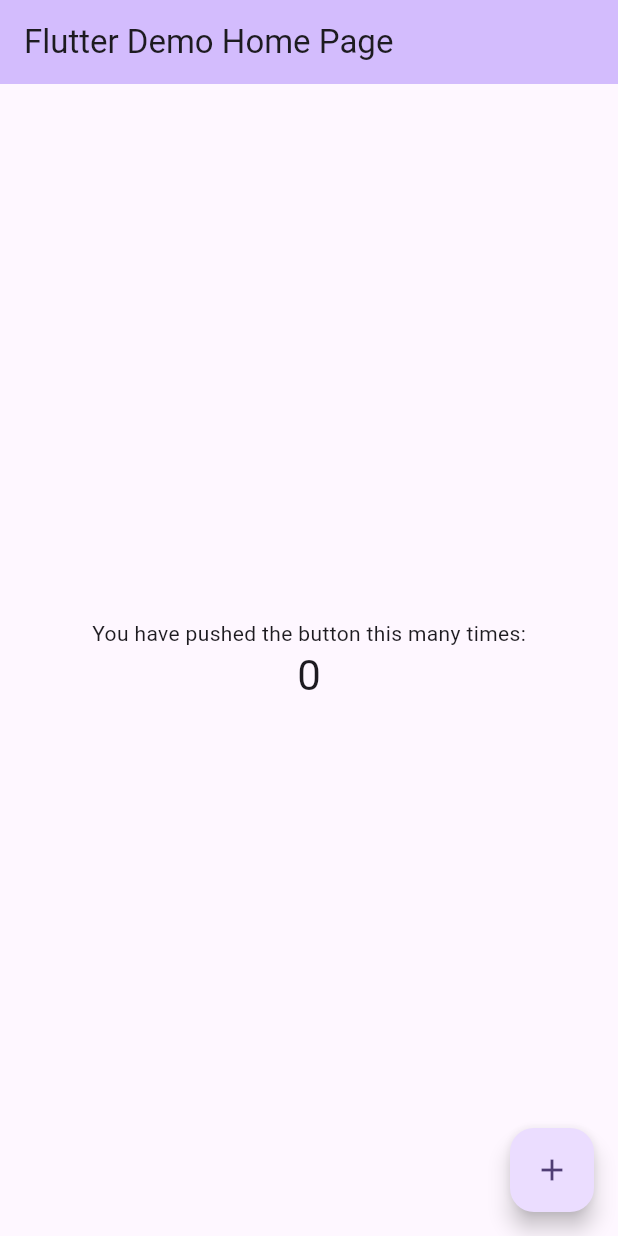
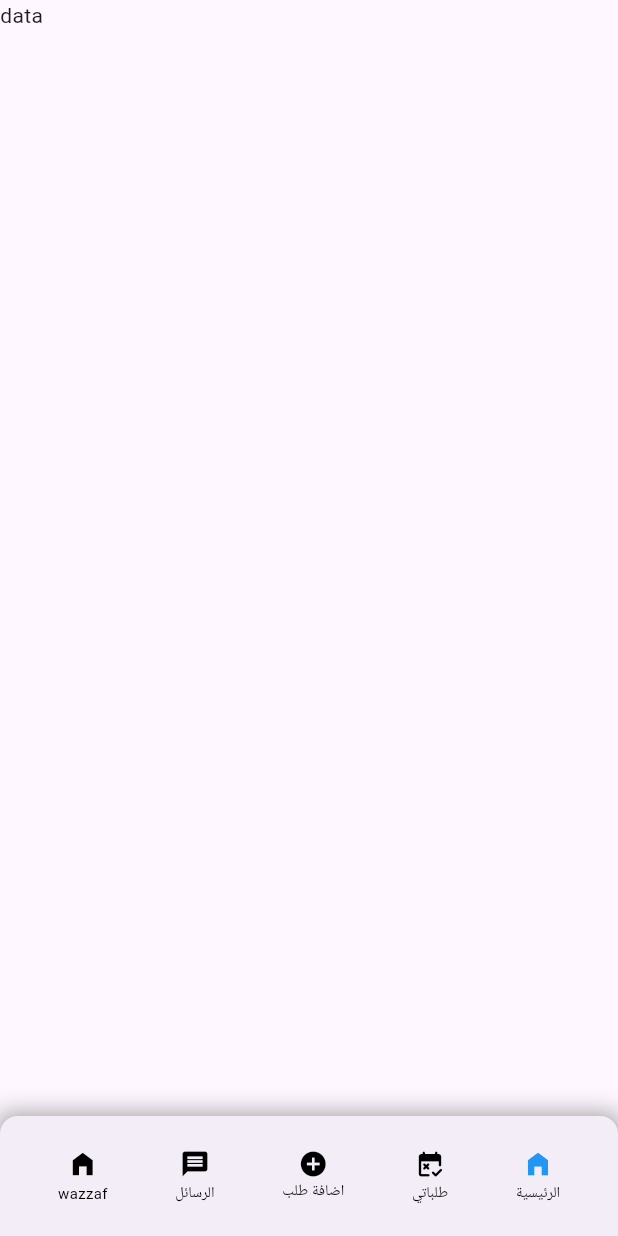
Before and after one commit to mohammedKhalifa1/wazzaf, a Flutter app: the screen it shows after launch, on a phone screen of 412 x 824 dp. Run offline on Flutter 3.47's test engine with Material 3 defaults, Android fonts, the light colour scheme and no system bars; our stand-ins replace get.

Commit message:
edit and add some packages

```diff
--- /dev/null
+++ b/wazzaf/lib/controller/home_page.dart
@@ -0,0 +1,28 @@
+import 'package:flutter/material.dart';
+import 'package:get/get.dart';
+import 'package:wazzaf/core/class/class_for_val/map_pages.dart';
+
+abstract class HomePage extends GetxController {
+  void changePage(int index);
+}
+
+class HomePageController extends HomePage {
+  int isSelected = 0;
+  List<MapPage> pages = [
+    MapPage(title: 'الرئيسية', icon: Icons.home_filled, route: () {}),
+    MapPage(
+      title: 'طلباتي',
+      icon: Icons.free_cancellation_rounded,
+      route: () {},
+    ),
+    MapPage(title: 'اضافة طلب', icon: Icons.add_circle_sharp, route: () {}),
+    MapPage(title: 'الرسائل', icon: Icons.message, route: () {}),
+    MapPage(title: 'wazzaf', icon: Icons.home_filled, route: () {}),
+  ];
+
+  @override
+  void changePage(int index) {
+    isSelected = index;
+    update();
+  }
+}
--- /dev/null
+++ b/wazzaf/lib/core/binding/home_binding.dart
@@ -0,0 +1,9 @@
+import 'package:get/get.dart';
+import 'package:wazzaf/controller/home_page.dart';
+
+class HomeBinding extends Bindings {
+  @override
+  void dependencies() {
+    Get.put(HomePageController());
+  }
+}
--- /dev/null
+++ b/wazzaf/lib/core/class/class_for_val/map_pages.dart
@@ -0,0 +1,9 @@
+import 'package:flutter/material.dart';
+
+class MapPage {
+  String title;
+  IconData icon;
+  VoidCallback route;
+
+  MapPage({required this.title, required this.icon, required this.route});
+}
--- /dev/null
+++ b/wazzaf/lib/core/class/page_name.dart
@@ -0,0 +1,3 @@
+class PageName {
+  static const String home = '/';
+}
--- /dev/null
+++ b/wazzaf/lib/core/class/pages.dart
@@ -0,0 +1,12 @@
+import 'package:get/get.dart';
+import 'package:wazzaf/core/binding/home_binding.dart';
+import 'package:wazzaf/core/class/page_name.dart';
+import 'package:wazzaf/view/home_page.dart';
+
+List<GetPage<dynamic>>? getPages = [
+  GetPage(
+    name: PageName.home,
+    page: () => const MyHomePage(),
+    binding: HomeBinding(),
+  ),
+];
--- /dev/null
+++ b/wazzaf/lib/core/class/text_style.dart
@@ -0,0 +1,8 @@
+import 'package:flutter/material.dart';
+
+class AppTextStyle {
+  static const TextStyle textBottomNavigation = TextStyle(
+    color: Colors.black,
+    fontSize: 10,
+  );
+}
--- a/wazzaf/lib/main.dart
+++ b/wazzaf/lib/main.dart
@@ -1,4 +1,7 @@
 import 'package:flutter/material.dart';
+import 'package:get/get.dart';
+import 'package:wazzaf/core/class/page_name.dart';
+import 'package:wazzaf/core/class/pages.dart';
 
 void main() {
   runApp(const MyApp());
@@ -7,116 +10,12 @@ void main() {
 class MyApp extends StatelessWidget {
   const MyApp({super.key});
 
-  // This widget is the root of your application.
   @override
   Widget build(BuildContext context) {
-    return MaterialApp(
-      title: 'Flutter Demo',
-      theme: ThemeData(
-        // This is the theme of your application.
-        //
-        // TRY THIS: Try running your application with "flutter run". You'll see
-        // the application has a purple toolbar. Then, without quitting the app,
-        // try changing the seedColor in the colorScheme below to Colors.green
-        // and then invoke "hot reload" (save your changes or press the "hot
-        // reload" button in a Flutter-supported IDE, or press "r" if you used
-        // the command line to start the app).
-        //
-        // Notice that the counter didn't reset back to zero; the application
-        // state is not lost during the reload. To reset the state, use hot
-        // restart instead.
-        //
-        // This works for code too, not just values: Most code changes can be
-        // tested with just a hot reload.
-        colorScheme: ColorScheme.fromSeed(seedColor: Colors.deepPurple),
-      ),
-      home: const MyHomePage(title: 'Flutter Demo Home Page'),
+    return GetMaterialApp(
+      debugShowCheckedModeBanner: false,
+      // initialRoute: PageName.home,
+      getPages: getPages,
     );
   }
 }
-
-class MyHomePage extends StatefulWidget {
-  const MyHomePage({super.key, required this.title});
-
-  // This widget is the home page of your application. It is stateful, meaning
-  // that it has a State object (defined below) that contains fields that affect
-  // how it looks.
-
-  // This class is the configuration for the state. It holds the values (in this
-  // case the title) provided by the parent (in this case the App widget) and
-  // used by the build method of the State. Fields in a Widget subclass are
-  // always marked "final".
-
-  final String title;
-
-  @override
-  State<MyHomePage> createState() => _MyHomePageState();
-}
-
-class _MyHomePageState extends State<MyHomePage> {
-  int _counter = 0;
-
-  void _incrementCounter() {
-    setState(() {
-      // This call to setState tells the Flutter framework that something has
-      // changed in this State, which causes it to rerun the build method below
-      // so that the display can reflect the updated values. If we changed
-      // _counter without calling setState(), then the build method would not be
-      // called again, and so nothing would appear to happen.
-      _counter++;
-    });
-  }
-
-  @override
-  Widget build(BuildContext context) {
-    // This method is rerun every time setState is called, for instance as done
-    // by the _incrementCounter method above.
-    //
-    // The Flutter framework has been optimized to make rerunning build methods
-    // fast, so that you can just rebuild anything that needs updating rather
-    // than having to individually change instances of widgets.
-    return Scaffold(
-      appBar: AppBar(
-        // TRY THIS: Try changing the color here to a specific color (to
-        // Colors.amber, perhaps?) and trigger a hot reload to see the AppBar
-        // change color while the other colors stay the same.
-        backgroundColor: Theme.of(context).colorScheme.inversePrimary,
-        // Here we take the value from the MyHomePage object that was created by
-        // the App.build method, and use it to set our appbar title.
-        title: Text(widget.title),
-      ),
-      body: Center(
-        // Center is a layout widget. It takes a single child and positions it
-        // in the middle of the parent.
-        child: Column(
-          // Column is also a layout widget. It takes a list of children and
-          // arranges them vertically. By default, it sizes itself to fit its
-          // children horizontally, and tries to be as tall as its parent.
-          //
-          // Column has various properties to control how it sizes itself and
-          // how it positions its children. Here we use mainAxisAlignment to
-          // center the children vertically; the main axis here is the vertical
-          // axis because Columns are vertical (the cross axis would be
-          // horizontal).
-          //
-          // TRY THIS: Invoke "debug painting" (choose the "Toggle Debug Paint"
-          // action in the IDE, or press "p" in the console), to see the
-          // wireframe for each widget.
-          mainAxisAlignment: MainAxisAlignment.center,
-          children: <Widget>[
-            const Text('You have pushed the button this many times:'),
-            Text(
-              '$_counter',
-              style: Theme.of(context).textTheme.headlineMedium,
-            ),
-          ],
-        ),
-      ),
-      floatingActionButton: FloatingActionButton(
-        onPressed: _incrementCounter,
-        tooltip: 'Increment',
-        child: const Icon(Icons.add),
-      ), // This trailing comma makes auto-formatting nicer for build methods.
-    );
-  }
-}
--- /dev/null
+++ b/wazzaf/lib/view/home_page.dart
@@ -0,0 +1,92 @@
+import 'package:flutter/material.dart';
+import 'package:get/get.dart';
+import 'package:wazzaf/controller/home_page.dart';
+import 'package:wazzaf/core/class/text_style.dart';
+
+class MyHomePage extends StatelessWidget {
+  const MyHomePage({super.key});
+
+  @override
+  Widget build(BuildContext context) {
+    Get.find<HomePageController>();
+    return Scaffold(
+      bottomNavigationBar: Container(
+        decoration: BoxDecoration(
+          color: Colors.transparent,
+          boxShadow: [
+            BoxShadow(
+              color: Colors.black.withOpacity(0.40),
+              blurRadius: 13,
+              spreadRadius: 0.5,
+              offset: Offset(0, 0), // الظل للأعلى
+            ),
+          ],
+        ),
+        child: ClipRRect(
+          borderRadius: BorderRadius.only(
+            topLeft: Radius.circular(12),
+            topRight: Radius.circular(12),
+          ),
+          child: GetBuilder<HomePageController>(
+            builder: (controller) {
+              return BottomAppBar(
+                // color: Colors.black,
+                child: Padding(
+                  padding: const EdgeInsets.symmetric(vertical: 10),
+                  child: Row(
+                    mainAxisAlignment: MainAxisAlignment.spaceAround,
+                    textDirection: TextDirection.rtl,
+                    children: [
+                      ...List.generate(
+                        5,
+                        (index) => _BottomItem(
+                          controller.pages[index].icon,
+                          controller.pages[index].title,
+                          () {
+                            controller.changePage(index);
+                          },
+
+                          controller.isSelected == index ? true : false,
+                        ),
+                      ),
+                    ],
+                  ),
+                ),
+              );
+            },
+          ),
+        ),
+      ),
+
+      body: Column(children: [Text("data")]),
+    );
+  }
+}
+
+class _BottomItem extends StatelessWidget {
+  final IconData icon;
+  final String title;
+  final bool isSelected;
+  final VoidCallback? onTap;
+  const _BottomItem(this.icon, this.title, this.onTap, this.isSelected);
+
+  @override
+  Widget build(BuildContext context) {
+    return InkWell(
+      onTap: onTap,
+      child: Column(
+        //   mainAxisSize: MainAxisSize.min,
+        children: [
+          Icon(
+            icon,
+            color: isSelected ? Colors.blue : Colors.black,
+            size: 20,
+            // size: width * 0.06,
+          ),
+          Spacer(),
+          Text(title, style: AppTextStyle.textBottomNavigation),
+        ],
+      ),
+    );
+  }
+}
--- a/wazzaf/pubspec.yaml
+++ b/wazzaf/pubspec.yaml
@@ -34,6 +34,8 @@ dependencies:
   # The following adds the Cupertino Icons font to your application.
   # Use with the CupertinoIcons class for iOS style icons.
   cupertino_icons: ^1.0.8
+  shared_preferences: ^2.5.3
+  get: ^4.7.3
 
 dev_dependencies:
   flutter_test:
```
Also changed, not shown: wazzaf/pubspec.lock, 1 other file.
